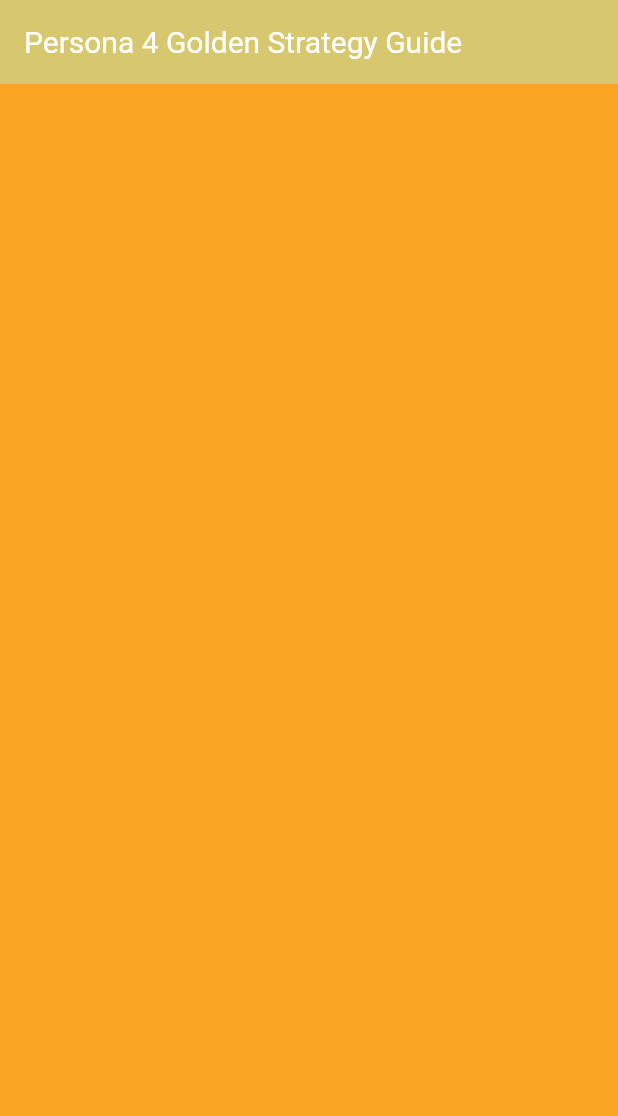
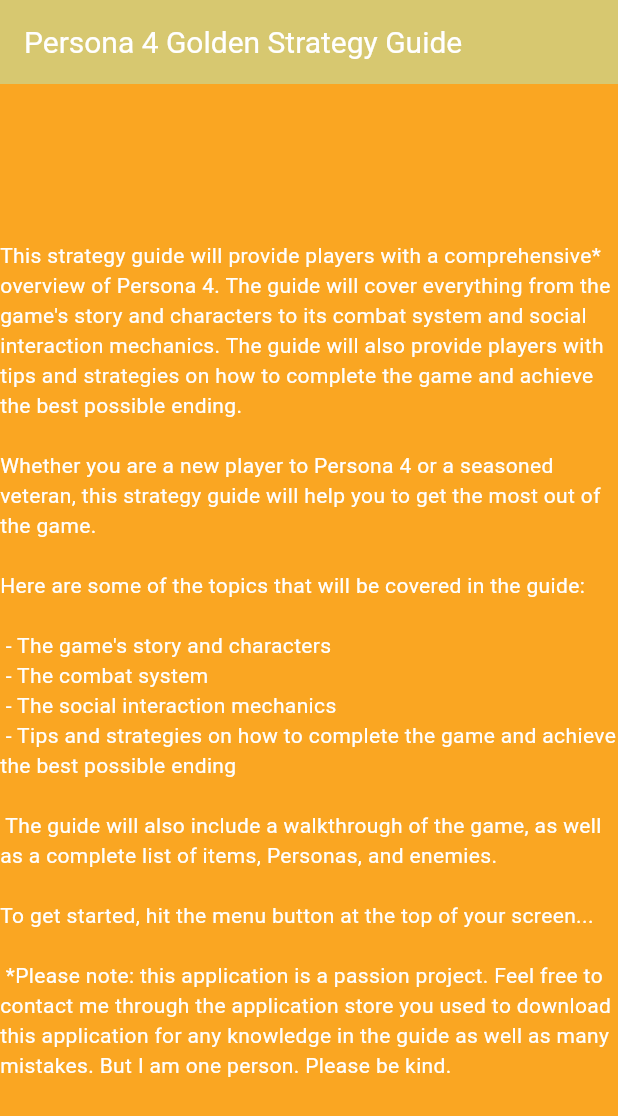
Before and after one commit to melatonein5/P4GStrategyGuide, a Flutter app: the screen it shows after launch, on a phone screen of 412 x 824 dp. Shown: the top 1116 px of the screen. Run offline on Flutter 3.47's test engine with Material 2 defaults, Android fonts, the phone set to English and light mode, and no system bars; Roboto replaces fonts that are missing (MinervaModernBold).

Commit message:
Added intro text

```diff
--- a/lib/main.dart
+++ b/lib/main.dart
@@ -48,15 +48,6 @@
 class MyHomePage extends StatefulWidget {
   const MyHomePage({super.key, required this.title});
 
-  // This widget is the home page of your application. It is stateful, meaning
-  // that it has a State object (defined below) that contains fields that affect
-  // how it looks.
-
-  // This class is the configuration for the state. It holds the values (in this
-  // case the title) provided by the parent (in this case the App widget) and
-  // used by the build method of the State. Fields in a Widget subclass are
-  // always marked "final".
-
   final String title;
 
   @override
@@ -64,37 +55,21 @@
 }
 
 class _MyHomePageState extends State<MyHomePage> {
-  int _counter = 0;
-
-  void _incrementCounter() {
-    setState(() {
-      // This call to setState tells the Flutter framework that something has
-      // changed in this State, which causes it to rerun the build method below
-      // so that the display can reflect the updated values. If we changed
-      // _counter without calling setState(), then the build method would not be
-      // called again, and so nothing would appear to happen.
-      _counter++;
-    });
-  }
-
   @override
   Widget build(BuildContext context) {
-    // This method is rerun every time setState is called, for instance as done
-    // by the _incrementCounter method above.
-    //
-    // The Flutter framework has been optimized to make rerunning build methods
-    // fast, so that you can just rebuild anything that needs updating rather
-    // than having to individually change instances of widgets.
     return Scaffold(
       appBar: AppBar(
-        // TRY THIS: Try changing the color here to a specific color (to
-        // Colors.amber, perhaps?) and trigger a hot reload to see the AppBar
-        // change color while the other colors stay the same.
-        backgroundColor: Theme.of(context).colorScheme.inversePrimary,
-        // Here we take the value from the MyHomePage object that was created by
-        // the App.build method, and use it to set our appbar title.
-        title: Text(widget.title),
-      ),
+          backgroundColor: Theme.of(context).colorScheme.inversePrimary,
+          title: Text(widget.title)),
+      body: const Center(
+          child: SelectionArea(
+              child: Column(
+        mainAxisAlignment: MainAxisAlignment.center,
+        children: [
+          Text(
+              "This strategy guide will provide players with a comprehensive* overview of Persona 4. The guide will cover everything from the game's story and characters to its combat system and social interaction mechanics. The guide will also provide players with tips and strategies on how to complete the game and achieve the best possible ending.\n\nWhether you are a new player to Persona 4 or a seasoned veteran, this strategy guide will help you to get the most out of the game.\n\nHere are some of the topics that will be covered in the guide:\n\n - The game's story and characters\n - The combat system\n - The social interaction mechanics\n - Tips and strategies on how to complete the game and achieve the best possible ending\n\n The guide will also include a walkthrough of the game, as well as a complete list of items, Personas, and enemies.\n\nTo get started, hit the menu button at the top of your screen...\n\n *Please note: this application is a passion project. Feel free to contact me through the application store you used to download this application for any knowledge in the guide as well as many mistakes. But I am one person. Please be kind."),
+        ],
+      ))),
       // This trailing comma makes auto-formatting nicer for build methods.
     );
   }
```
